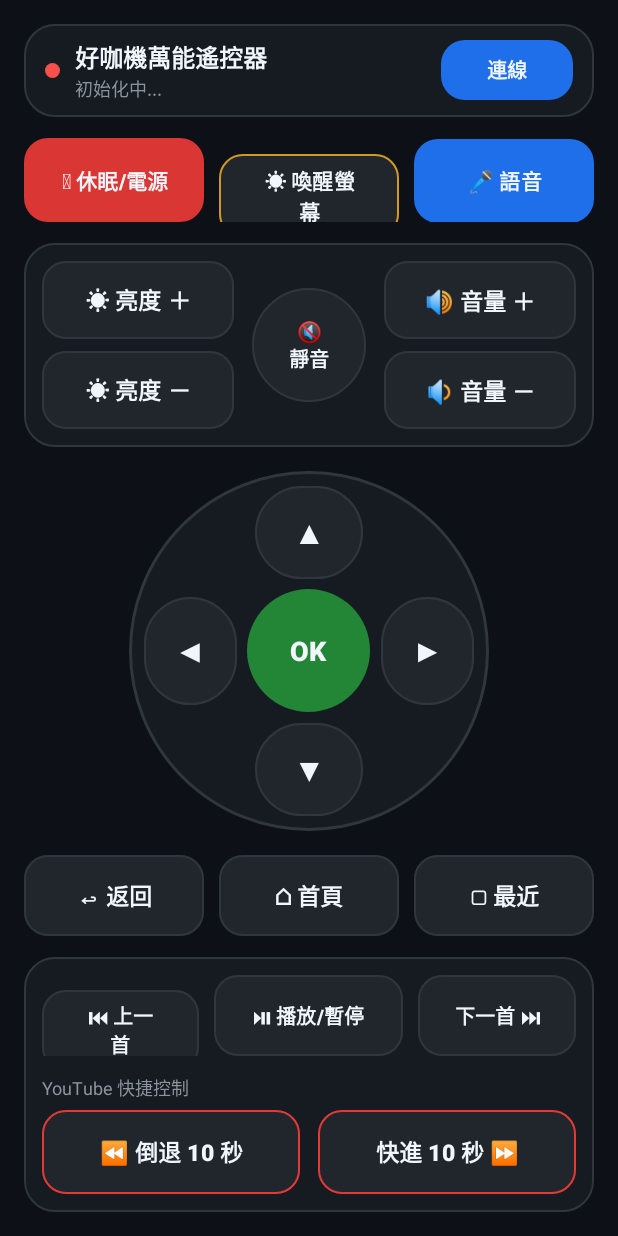
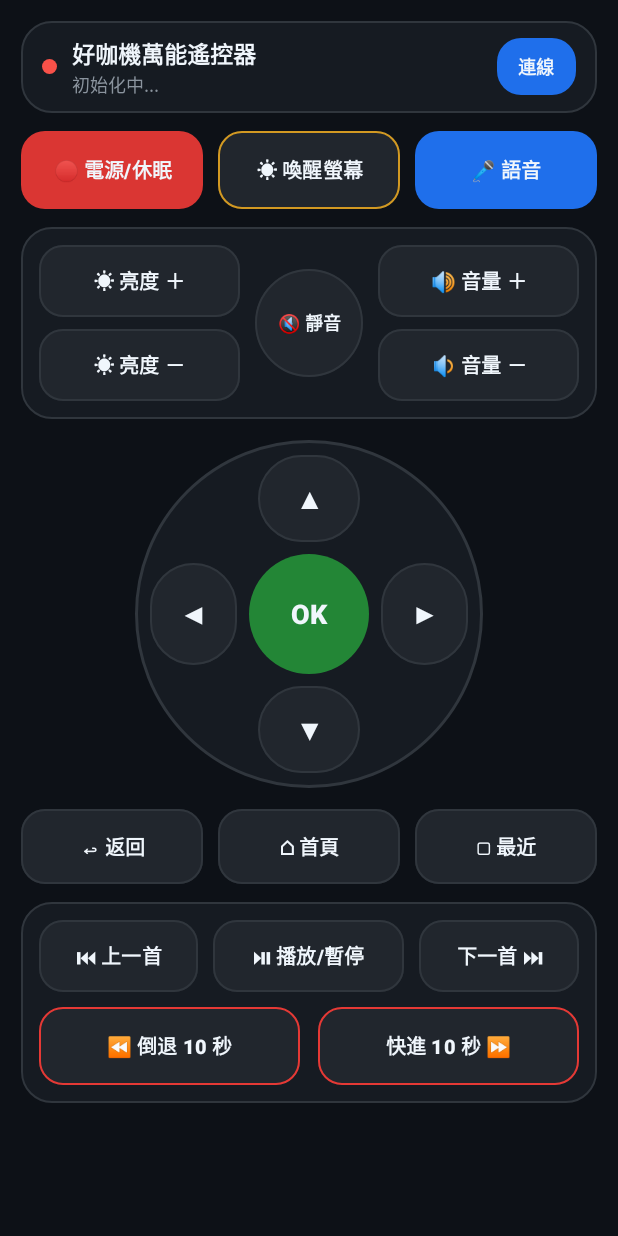
Before and after one commit to ander0914/YokattaRemote, an Android app: the screen it shows after launch (MainActivity), on a phone screen of 412 x 824 dp. Run offline under Robolectric (Android 15) with nearby library versions, the phone set to English and light mode, and no system bars.

Commit message:
Add files via upload

```diff
--- a/app/build.gradle.kts
+++ b/app/build.gradle.kts
@@ -11,8 +11,8 @@ android {
         applicationId = "com.yokatta.remote"
         minSdk = 28
         targetSdk = 35
-        versionCode = 1
-        versionName = "1.0.0"
+        versionCode = 2
+        versionName = "1.1.0"
     }
 
     buildTypes {
--- a/app/src/main/java/com/yokatta/remote/BluetoothHidManager.kt
+++ b/app/src/main/java/com/yokatta/remote/BluetoothHidManager.kt
@@ -141,7 +141,7 @@ class BluetoothHidManager(
 
     fun tapKeyboardKey(keyCode: Byte, modifier: Byte = HidDescriptor.MOD_NONE) {
         if (!sendKeyboardDown(keyCode, modifier)) return
-        mainHandler.postDelayed({ sendKeyboardUp() }, 50)
+        mainHandler.postDelayed({ sendKeyboardUp() }, 80)
     }
 
     // === Consumer Control Reports ===
@@ -161,6 +161,6 @@ class BluetoothHidManager(
 
     fun tapConsumerKey(usageId: Int) {
         if (!sendConsumerDown(usageId)) return
-        mainHandler.postDelayed({ sendConsumerUp() }, 50)
+        mainHandler.postDelayed({ sendConsumerUp() }, 80)
     }
 }
--- a/app/src/main/java/com/yokatta/remote/HidDescriptor.kt
+++ b/app/src/main/java/com/yokatta/remote/HidDescriptor.kt
@@ -32,7 +32,7 @@ object HidDescriptor {
         0x81.toByte(), 0x00.toByte(),       //   Input (Data, Array) - Keycodes
         0xC0.toByte(),                      // End Collection
 
-        // === Report ID 2: Consumer Control (Media, System, Brightness, Voice, Power) ===
+        // === Report ID 2: Consumer Control (Media, System, Brightness, Voice, Power, Menu Pick) ===
         0x05.toByte(), 0x0C.toByte(),       // Usage Page (Consumer)
         0x09.toByte(), 0x01.toByte(),       // Usage (Consumer Control)
         0xA1.toByte(), 0x01.toByte(),       // Collection (Application)
@@ -53,9 +53,7 @@ object HidDescriptor {
     const val MOD_LEFT_GUI: Byte = 0x08     // Meta / Android key
 
     // Keyboard Usage IDs (Page 0x07)
-    const val KEY_J: Byte = 0x0D            // YouTube Rewind 10s
-    const val KEY_L: Byte = 0x0F            // YouTube Fast Forward 10s
-    const val KEY_ENTER: Byte = 0x28        // OK / Confirm
+    const val KEY_ENTER: Byte = 0x28        // Return / Enter
     const val KEY_TAB: Byte = 0x2B          // Used with MOD_LEFT_GUI for Recents
     const val KEY_RIGHT: Byte = 0x4F
     const val KEY_LEFT: Byte = 0x50
@@ -64,8 +62,11 @@ object HidDescriptor {
 
     // Consumer Control Usage IDs (Page 0x0C, mapped in Android Generic.kl)
     const val CONSUMER_POWER: Int = 0x0030           // Sleep / Power Toggle
+    const val CONSUMER_DPAD_CENTER: Int = 0x0041     // Menu Pick -> KEYCODE_DPAD_CENTER (OK / 點擊選項)
     const val CONSUMER_BRIGHTNESS_UP: Int = 0x006F   // Brightness +
     const val CONSUMER_BRIGHTNESS_DOWN: Int = 0x0070 // Brightness -
+    const val CONSUMER_FAST_FORWARD: Int = 0x00B3    // MEDIA_FAST_FORWARD (快進 10 秒)
+    const val CONSUMER_REWIND: Int = 0x00B4          // MEDIA_REWIND (倒退 10 秒)
     const val CONSUMER_NEXT_TRACK: Int = 0x00B5      // Next Track
     const val CONSUMER_PREV_TRACK: Int = 0x00B6      // Previous Track
     const val CONSUMER_PLAY_PAUSE: Int = 0x00CD      // Play / Pause
--- a/app/src/main/java/com/yokatta/remote/MainActivity.kt
+++ b/app/src/main/java/com/yokatta/remote/MainActivity.kt
@@ -18,6 +18,8 @@ import androidx.activity.result.contract.ActivityResultContracts
 import androidx.appcompat.app.AlertDialog
 import androidx.appcompat.app.AppCompatActivity
 import androidx.core.content.ContextCompat
+import androidx.core.view.ViewCompat
+import androidx.core.view.WindowInsetsCompat
 import com.google.android.material.button.MaterialButton
 
 class MainActivity : AppCompatActivity(), BluetoothHidManager.Listener {
@@ -40,6 +42,14 @@ class MainActivity : AppCompatActivity(), BluetoothHidManager.Listener {
     override fun onCreate(savedInstanceState: Bundle?) {
         super.onCreate(savedInstanceState)
         setContentView(R.layout.activity_main)
+
+        // 避開 Android 15 頂部狀態列與底部導覽列重疊
+        val rootView = findViewById<View>(R.id.rootScroll)
+        ViewCompat.setOnApplyWindowInsetsListener(rootView) { view, insets ->
+            val bars = insets.getInsets(WindowInsetsCompat.Type.systemBars())
+            view.setPadding(bars.left, bars.top, bars.right, bars.bottom)
+            insets
+        }
 
         tvStatus = findViewById(R.id.tvStatus)
         statusDot = findViewById(R.id.statusDot)
@@ -86,7 +96,6 @@ class MainActivity : AppCompatActivity(), BluetoothHidManager.Listener {
     private fun setupRemoteButtons() {
         // 1. 電源/休眠、喚醒、語音
         bindConsumerTap(R.id.btnPower, HidDescriptor.CONSUMER_POWER)
-        // 喚醒螢幕：發送 Left Shift 鍵按下與放開，可在休眠時喚醒螢幕，且螢幕已亮時不會誤觸關機或點擊
         findViewById<View>(R.id.btnWake).setOnClickListener {
             vibrate(it)
             if (!ensureConnected()) return@setOnClickListener
@@ -101,12 +110,13 @@ class MainActivity : AppCompatActivity(), BluetoothHidManager.Listener {
         bindConsumerHold(R.id.btnVolUp, HidDescriptor.CONSUMER_VOLUME_UP)
         bindConsumerHold(R.id.btnVolDown, HidDescriptor.CONSUMER_VOLUME_DOWN)
 
-        // 3. 方向鍵與 OK（支援長按連發）
+        // 3. 方向鍵與 OK
         bindKeyboardHold(R.id.btnUp, HidDescriptor.KEY_UP)
         bindKeyboardHold(R.id.btnDown, HidDescriptor.KEY_DOWN)
         bindKeyboardHold(R.id.btnLeft, HidDescriptor.KEY_LEFT)
         bindKeyboardHold(R.id.btnRight, HidDescriptor.KEY_RIGHT)
-        bindKeyboardTap(R.id.btnOk, HidDescriptor.KEY_ENTER)
+        // OK 改用標準 HID Menu Pick (0x0041 -> KEYCODE_DPAD_CENTER)，等同點擊目前選取的項目
+        bindConsumerTap(R.id.btnOk, HidDescriptor.CONSUMER_DPAD_CENTER)
 
         // 4. Android 系統導覽列（返回、首頁、最近使用程式）
         bindConsumerTap(R.id.btnBack, HidDescriptor.CONSUMER_BACK)
@@ -118,9 +128,9 @@ class MainActivity : AppCompatActivity(), BluetoothHidManager.Listener {
         bindConsumerTap(R.id.btnPlayPause, HidDescriptor.CONSUMER_PLAY_PAUSE)
         bindConsumerTap(R.id.btnNext, HidDescriptor.CONSUMER_NEXT_TRACK)
 
-        // 6. YouTube 專屬倒退 / 快進 10 秒 (J / L)
-        bindKeyboardTap(R.id.btnYtRewind, HidDescriptor.KEY_J)
-        bindKeyboardTap(R.id.btnYtForward, HidDescriptor.KEY_L)
+        // 6. 倒退 10 秒 / 快進 10 秒（改用 Android 原生媒體快退 0x00B4 / 快進 0x00B3）
+        bindConsumerTap(R.id.btnYtRewind, HidDescriptor.CONSUMER_REWIND)
+        bindConsumerTap(R.id.btnYtForward, HidDescriptor.CONSUMER_FAST_FORWARD)
     }
 
     private fun bindConsumerTap(viewId: Int, usageId: Int) {
--- a/app/src/main/res/layout/activity_main.xml
+++ b/app/src/main/res/layout/activity_main.xml
@@ -1,16 +1,18 @@
 <?xml version="1.0" encoding="utf-8"?>
 <ScrollView xmlns:android="http://schemas.android.com/apk/res/android"
     xmlns:app="http://schemas.android.com/apk/res-auto"
+    android:id="@+id/rootScroll"
     android:layout_width="match_parent"
     android:layout_height="match_parent"
     android:background="@color/bg_night"
+    android:clipToPadding="false"
     android:fillViewport="true">
 
     <LinearLayout
         android:layout_width="match_parent"
         android:layout_height="wrap_content"
         android:orientation="vertical"
-        android:padding="16dp">
+        android:padding="14dp">
 
         <!-- 頂部狀態列 -->
         <LinearLayout
@@ -38,29 +40,32 @@
                 <TextView
                     android:layout_width="wrap_content"
                     android:layout_height="wrap_content"
+                    android:maxLines="1"
                     android:text="好咖機萬能遙控器"
                     android:textColor="@color/text_primary"
-                    android:textSize="16sp"
+                    android:textSize="15dp"
                     android:textStyle="bold" />
 
                 <TextView
                     android:id="@+id/tvStatus"
                     android:layout_width="wrap_content"
                     android:layout_height="wrap_content"
+                    android:maxLines="1"
                     android:text="初始化中..."
                     android:textColor="@color/text_secondary"
-                    android:textSize="12sp" />
+                    android:textSize="12dp" />
             </LinearLayout>
 
             <com.google.android.material.button.MaterialButton
                 android:id="@+id/btnConnect"
                 style="@style/RemoteButton"
                 android:layout_width="wrap_content"
-                android:layout_height="40dp"
-                android:minHeight="40dp"
-                android:paddingHorizontal="16dp"
+                android:layout_height="38dp"
+                android:minHeight="38dp"
+                android:paddingStart="14dp"
+                android:paddingEnd="14dp"
                 android:text="連線"
-                android:textSize="13sp"
+                android:textSize="12dp"
                 app:backgroundTint="@color/accent_voice"
                 app:strokeWidth="0dp" />
         </LinearLayout>
@@ -69,18 +74,17 @@
         <LinearLayout
             android:layout_width="match_parent"
             android:layout_height="wrap_content"
-            android:layout_marginTop="14dp"
+            android:layout_marginTop="12dp"
             android:orientation="horizontal">
 
             <com.google.android.material.button.MaterialButton
                 android:id="@+id/btnPower"
                 style="@style/RemoteButton"
                 android:layout_width="0dp"
-                android:layout_height="56dp"
+                android:layout_height="52dp"
                 android:layout_marginEnd="6dp"
                 android:layout_weight="1"
-                android:text="⏻ 休眠/電源"
-                android:textSize="14sp"
+                android:text="🔴 電源/休眠"
                 app:backgroundTint="@color/accent_power"
                 app:strokeWidth="0dp" />
 
@@ -88,11 +92,10 @@
                 android:id="@+id/btnWake"
                 style="@style/RemoteButton"
                 android:layout_width="0dp"
-                android:layout_height="56dp"
+                android:layout_height="52dp"
                 android:layout_marginHorizontal="4dp"
                 android:layout_weight="1"
                 android:text="☀ 喚醒螢幕"
-                android:textSize="14sp"
                 app:backgroundTint="@color/surface_button"
                 app:strokeColor="@color/accent_wake" />
 
@@ -100,11 +103,10 @@
                 android:id="@+id/btnVoice"
                 style="@style/RemoteButton"
                 android:layout_width="0dp"
-                android:layout_height="56dp"
+                android:layout_height="52dp"
                 android:layout_marginStart="6dp"
                 android:layout_weight="1"
                 android:text="🎤 語音"
-                android:textSize="14sp"
                 app:backgroundTint="@color/accent_voice"
                 app:strokeWidth="0dp" />
         </LinearLayout>
@@ -113,7 +115,7 @@
         <LinearLayout
             android:layout_width="match_parent"
             android:layout_height="wrap_content"
-            android:layout_marginTop="14dp"
+            android:layout_marginTop="12dp"
             android:background="@drawable/bg_card_night"
             android:gravity="center"
             android:orientation="horizontal"
@@ -130,14 +132,14 @@
                     android:id="@+id/btnBrightUp"
                     style="@style/RemoteButton"
                     android:layout_width="match_parent"
-                    android:layout_height="52dp"
+                    android:layout_height="48dp"
                     android:text="☀ 亮度 ＋" />
 
                 <com.google.android.material.button.MaterialButton
                     android:id="@+id/btnBrightDown"
                     style="@style/RemoteButton"
                     android:layout_width="match_parent"
-                    android:layout_height="52dp"
+                    android:layout_height="48dp"
                     android:layout_marginTop="8dp"
                     android:text="☀ 亮度 －" />
             </LinearLayout>
@@ -146,12 +148,15 @@
             <com.google.android.material.button.MaterialButton
                 android:id="@+id/btnMute"
                 style="@style/RemoteRoundButton"
-                android:layout_width="76dp"
-                android:layout_height="76dp"
-                android:layout_marginHorizontal="12dp"
+                android:layout_width="72dp"
+                android:layout_height="72dp"
+                android:layout_marginHorizontal="10dp"
+                android:autoSizeMaxTextSize="12dp"
+                android:autoSizeMinTextSize="9dp"
+                android:maxLines="2"
                 android:text="🔇
 靜音"
-                android:textSize="13sp" />
+                android:textSize="12dp" />
 
             <!-- 音量控制 -->
             <LinearLayout
@@ -164,14 +169,14 @@
                     android:id="@+id/btnVolUp"
                     style="@style/RemoteButton"
                     android:layout_width="match_parent"
-                    android:layout_height="52dp"
+                    android:layout_height="48dp"
                     android:text="🔊 音量 ＋" />
 
                 <com.google.android.material.button.MaterialButton
                     android:id="@+id/btnVolDown"
                     style="@style/RemoteButton"
                     android:layout_width="match_parent"
-                    android:layout_height="52dp"
+                    android:layout_height="48dp"
                     android:layout_marginTop="8dp"
                     android:text="🔉 音量 －" />
             </LinearLayout>
@@ -179,57 +184,62 @@
 
         <!-- 第三排：圓形十字方向鍵盤 (D-Pad) -->
         <FrameLayout
-            android:layout_width="240dp"
-            android:layout_height="240dp"
+            android:layout_width="232dp"
+            android:layout_height="232dp"
             android:layout_gravity="center_horizontal"
-            android:layout_marginTop="16dp"
+            android:layout_marginTop="14dp"
             android:background="@drawable/bg_dpad_ring"
             android:padding="10dp">
 
             <com.google.android.material.button.MaterialButton
                 android:id="@+id/btnUp"
                 style="@style/RemoteRoundButton"
-                android:layout_width="72dp"
-                android:layout_height="62dp"
+                android:layout_width="68dp"
+                android:layout_height="58dp"
                 android:layout_gravity="top|center_horizontal"
+                android:autoSizeMaxTextSize="18dp"
                 android:text="▲"
-                android:textSize="20sp" />
+                android:textSize="18dp" />
 
             <com.google.android.material.button.MaterialButton
                 android:id="@+id/btnDown"
                 style="@style/RemoteRoundButton"
-                android:layout_width="72dp"
-                android:layout_height="62dp"
+                android:layout_width="68dp"
+                android:layout_height="58dp"
                 android:layout_gravity="bottom|center_horizontal"
+                android:autoSizeMaxTextSize="18dp"
                 android:text="▼"
-                android:textSize="20sp" />
+                android:textSize="18dp" />
 
             <com.google.android.material.button.MaterialButton
                 android:id="@+id/btnLeft"
                 style="@style/RemoteRoundButton"
-                android:layout_width="62dp"
-                android:layout_height="72dp"
+                android:layout_width="58dp"
+                android:layout_height="68dp"
                 android:layout_gravity="start|center_vertical"
+                android:autoSizeMaxTextSize="18dp"
                 android:text="◀"
-                android:textSize="20sp" />
+                android:textSize="18dp" />
 
             <com.google.android.material.button.MaterialButton
                 android:id="@+id/btnRight"
                 style="@style/RemoteRoundButton"
-                android:layout_width="62dp"
-                android:layout_height="72dp"
+                android:layout_width="58dp"
+                android:layout_height="68dp"
                 android:layout_gravity="end|center_vertical"
+                android:autoSizeMaxTextSize="18dp"
                 android:text="▶"
-                android:textSize="20sp" />
+                android:textSize="18dp" />
 
             <com.google.android.material.button.MaterialButton
                 android:id="@+id/btnOk"
                 style="@style/RemoteRoundButton"
-                android:layout_width="82dp"
-                android:layout_height="82dp"
+                android:layout_width="80dp"
+                android:layout_height="80dp"
                 android:layout_gravity="center"
+                android:autoSizeMaxTextSize="18dp"
                 android:text="OK"
-                android:textSize="18sp"
+                android:textSize="18dp"
                 app:backgroundTint="@color/accent_ok"
                 app:strokeWidth="0dp" />
         </FrameLayout>
@@ -238,14 +248,14 @@
         <LinearLayout
             android:layout_width="match_parent"
             android:layout_height="wrap_content"
-            android:layout_marginTop="16dp"
+            android:layout_marginTop="14dp"
             android:orientation="horizontal">
 
             <com.google.android.material.button.MaterialButton
                 android:id="@+id/btnBack"
                 style="@style/RemoteButton"
                 android:layout_width="0dp"
-                android:layout_height="54dp"
+                android:layout_height="50dp"
                 android:layout_marginEnd="6dp"
                 android:layout_weight="1"
                 android:text="↩ 返回" />
@@ -254,7 +264,7 @@
                 android:id="@+id/btnHome"
                 style="@style/RemoteButton"
                 android:layout_width="0dp"
-                android:layout_height="54dp"
+                android:layout_height="50dp"
                 android:layout_marginHorizontal="4dp"
                 android:layout_weight="1"
                 android:text="⌂ 首頁" />
@@ -263,17 +273,17 @@
                 android:id="@+id/btnRecents"
                 style="@style/RemoteButton"
                 android:layout_width="0dp"
-                android:layout_height="54dp"
+                android:layout_height="50dp"
                 android:layout_marginStart="6dp"
                 android:layout_weight="1"
                 android:text="▢ 最近" />
         </LinearLayout>
 
-        <!-- 第五排：媒體播放與 YouTube 快進/倒退 -->
+        <!-- 第五排：媒體播放與倒退/快進 10 秒 -->
         <LinearLayout
             android:layout_width="match_parent"
             android:layout_height="wrap_content"
-            android:layout_marginTop="14dp"
+            android:layout_marginTop="12dp"
             android:background="@drawable/bg_card_night"
             android:orientation="vertical"
             android:padding="12dp">
@@ -287,53 +297,41 @@
                     android:id="@+id/btnPrev"
                     style="@style/RemoteButton"
                     android:layout_width="0dp"
-                    android:layout_height="54dp"
+                    android:layout_height="48dp"
                     android:layout_marginEnd="6dp"
                     android:layout_weight="1"
-                    android:text="⏮ 上一首"
-                    android:textSize="13sp" />
+                    android:text="⏮ 上一首" />
 
                 <com.google.android.material.button.MaterialButton
                     android:id="@+id/btnPlayPause"
                     style="@style/RemoteButton"
                     android:layout_width="0dp"
-                    android:layout_height="54dp"
+                    android:layout_height="48dp"
                     android:layout_marginHorizontal="4dp"
                     android:layout_weight="1.2"
-                    android:text="⏯ 播放/暫停"
-                    android:textSize="13sp" />
+                    android:text="⏯ 播放/暫停" />
 
                 <com.google.android.material.button.MaterialButton
                     android:id="@+id/btnNext"
                     style="@style/RemoteButton"
                     android:layout_width="0dp"
-                    android:layout_height="54dp"
+                    android:layout_height="48dp"
                     android:layout_marginStart="6dp"
                     android:layout_weight="1"
-                    android:text="下一首 ⏭"
-                    android:textSize="13sp" />
+                    android:text="下一首 ⏭" />
             </LinearLayout>
-
-            <!-- YouTube 專屬區 -->
-            <TextView
-                android:layout_width="wrap_content"
-                android:layout_height="wrap_content"
-                android:layout_marginTop="12dp"
-                android:layout_marginBottom="6dp"
-                android:text="YouTube 快捷控制"
-                android:textColor="@color/text_secondary"
-                android:textSize="12sp" />
 
             <LinearLayout
                 android:layout_width="match_parent"
                 android:layout_height="wrap_content"
+                android:layout_marginTop="10dp"
                 android:orientation="horizontal">
 
                 <com.google.android.material.button.MaterialButton
                     android:id="@+id/btnYtRewind"
                     style="@style/RemoteButton"
                     android:layout_width="0dp"
-                    android:layout_height="56dp"
+                    android:layout_height="52dp"
                     android:layout_marginEnd="6dp"
                     android:layout_weight="1"
                     android:text="⏪ 倒退 10 秒"
@@ -343,7 +341,7 @@
                     android:id="@+id/btnYtForward"
                     style="@style/RemoteButton"
                     android:layout_width="0dp"
-                    android:layout_height="56dp"
+                    android:layout_height="52dp"
                     android:layout_marginStart="6dp"
                     android:layout_weight="1"
                     android:text="快進 10 秒 ⏩"
--- a/app/src/main/res/values/themes.xml
+++ b/app/src/main/res/values/themes.xml
@@ -13,14 +13,26 @@
         <item name="strokeColor">@color/border_subtle</item>
         <item name="strokeWidth">1dp</item>
         <item name="cornerRadius">16dp</item>
-        <item name="android:textSize">15sp</item>
+        <item name="android:textSize">13dp</item>
         <item name="android:textStyle">bold</item>
+        <item name="android:maxLines">1</item>
+        <item name="android:autoSizeTextType">uniform</item>
+        <item name="android:autoSizeMinTextSize">9dp</item>
+        <item name="android:autoSizeMaxTextSize">13dp</item>
+        <item name="android:autoSizeStepGranularity">1dp</item>
+        <item name="android:paddingStart">6dp</item>
+        <item name="android:paddingEnd">6dp</item>
+        <item name="android:paddingTop">0dp</item>
+        <item name="android:paddingBottom">0dp</item>
         <item name="android:insetTop">0dp</item>
         <item name="android:insetBottom">0dp</item>
-        <item name="android:minHeight">54dp</item>
+        <item name="android:minWidth">0dp</item>
+        <item name="android:minHeight">48dp</item>
     </style>
 
     <style name="RemoteRoundButton" parent="RemoteButton">
         <item name="cornerRadius">999dp</item>
+        <item name="android:paddingStart">2dp</item>
+        <item name="android:paddingEnd">2dp</item>
     </style>
 </resources>
```
Also changed, not shown: 1 other file.
